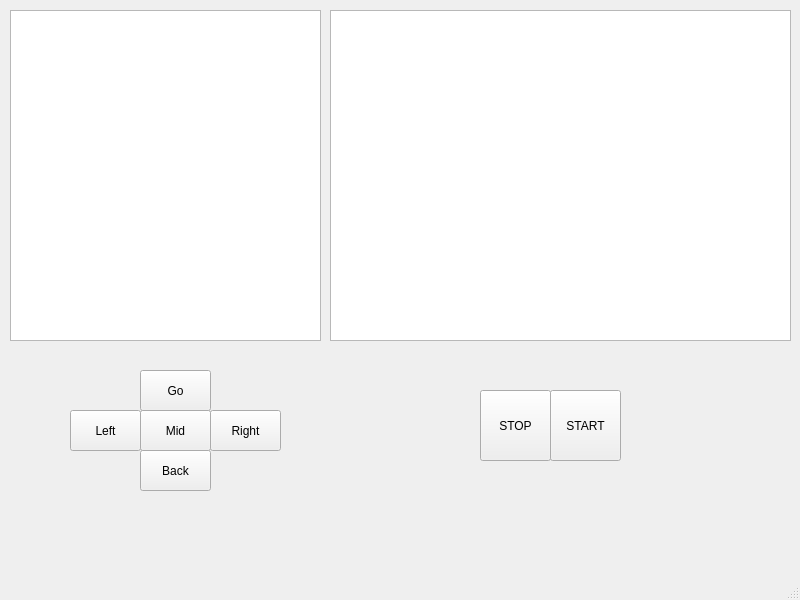
Old version of the form mainUI.ui in the repository gaon-park/rc_car.
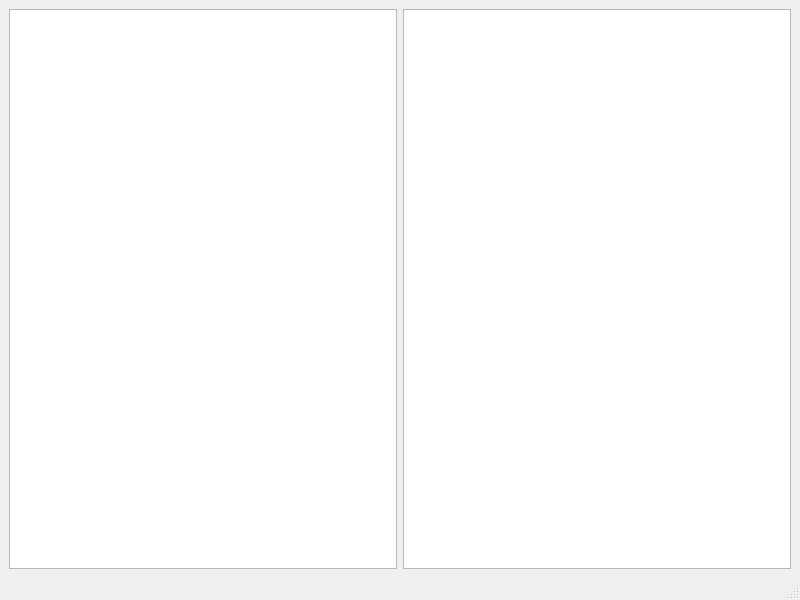
New version of the form.

Commit message: keyboard interrupt

The edit to the form file:
```diff
--- a/mainUI.ui
+++ b/mainUI.ui
@@ -14,135 +14,28 @@
    <string>MainWindow</string>
   </property>
   <widget class="QWidget" name="centralwidget">
-   <widget class="QPlainTextEdit" name="logText">
-    <property name="geometry">
-     <rect>
-      <x>10</x>
-      <y>10</y>
-      <width>311</width>
-      <height>331</height>
-     </rect>
-    </property>
-    <property name="font">
-     <font>
-      <family>Consolas</family>
-      <pointsize>8</pointsize>
-     </font>
-    </property>
-    <property name="plainText">
-     <string/>
-    </property>
-   </widget>
-   <widget class="QPushButton" name="stopButton">
-    <property name="geometry">
-     <rect>
-      <x>480</x>
-      <y>390</y>
-      <width>71</width>
-      <height>71</height>
-     </rect>
-    </property>
-    <property name="text">
-     <string>STOP</string>
-    </property>
-   </widget>
-   <widget class="QPushButton" name="startButton">
-    <property name="geometry">
-     <rect>
-      <x>550</x>
-      <y>390</y>
-      <width>71</width>
-      <height>71</height>
-     </rect>
-    </property>
-    <property name="text">
-     <string>START</string>
-    </property>
-   </widget>
-   <widget class="QPushButton" name="leftButton">
-    <property name="geometry">
-     <rect>
-      <x>70</x>
-      <y>410</y>
-      <width>71</width>
-      <height>41</height>
-     </rect>
-    </property>
-    <property name="text">
-     <string>Left</string>
-    </property>
-   </widget>
-   <widget class="QPushButton" name="rightButton">
-    <property name="geometry">
-     <rect>
-      <x>210</x>
-      <y>410</y>
-      <width>71</width>
-      <height>41</height>
-     </rect>
-    </property>
-    <property name="text">
-     <string>Right</string>
-    </property>
-   </widget>
-   <widget class="QPushButton" name="midButton">
-    <property name="geometry">
-     <rect>
-      <x>140</x>
-      <y>410</y>
-      <width>71</width>
-      <height>41</height>
-     </rect>
-    </property>
-    <property name="text">
-     <string>Mid</string>
-    </property>
-   </widget>
-   <widget class="QPushButton" name="backButton">
-    <property name="geometry">
-     <rect>
-      <x>140</x>
-      <y>450</y>
-      <width>71</width>
-      <height>41</height>
-     </rect>
-    </property>
-    <property name="text">
-     <string>Back</string>
-    </property>
-   </widget>
-   <widget class="QPushButton" name="goButton">
-    <property name="geometry">
-     <rect>
-      <x>140</x>
-      <y>370</y>
-      <width>71</width>
-      <height>41</height>
-     </rect>
-    </property>
-    <property name="text">
-     <string>Go</string>
-    </property>
-   </widget>
-   <widget class="QPlainTextEdit" name="sensingText">
-    <property name="geometry">
-     <rect>
-      <x>330</x>
-      <y>10</y>
-      <width>461</width>
-      <height>331</height>
-     </rect>
-    </property>
-    <property name="font">
-     <font>
-      <family>Consolas</family>
-      <pointsize>8</pointsize>
-     </font>
-    </property>
-    <property name="plainText">
-     <string/>
-    </property>
-   </widget>
+   <layout class="QGridLayout" name="gridLayout">
+    <item row="0" column="2" colspan="2">
+     <widget class="QPlainTextEdit" name="logText">
+      <property name="focusPolicy">
+       <enum>Qt::NoFocus</enum>
+      </property>
+      <property name="readOnly">
+       <bool>true</bool>
+      </property>
+     </widget>
+    </item>
+    <item row="0" column="0" colspan="2">
+     <widget class="QPlainTextEdit" name="sensingText">
+      <property name="focusPolicy">
+       <enum>Qt::NoFocus</enum>
+      </property>
+      <property name="readOnly">
+       <bool>true</bool>
+      </property>
+     </widget>
+    </item>
+   </layout>
   </widget>
   <widget class="QMenuBar" name="menubar">
    <property name="geometry">
```
Left out of the diff: 128 changed lines with no effect on the pictures. The commit also changes 2 other files.
